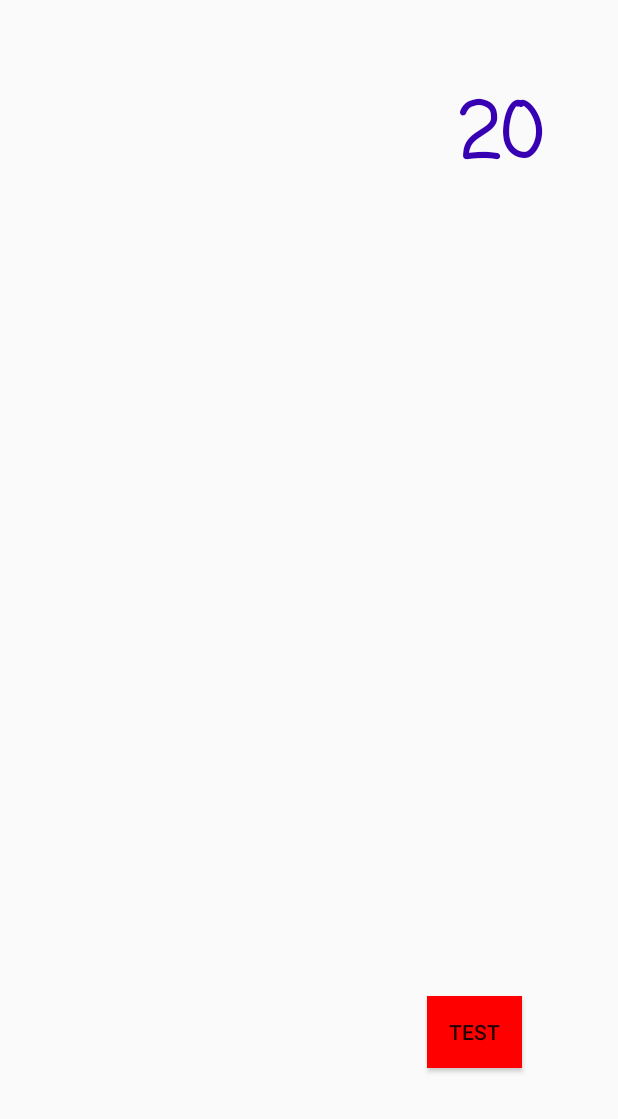
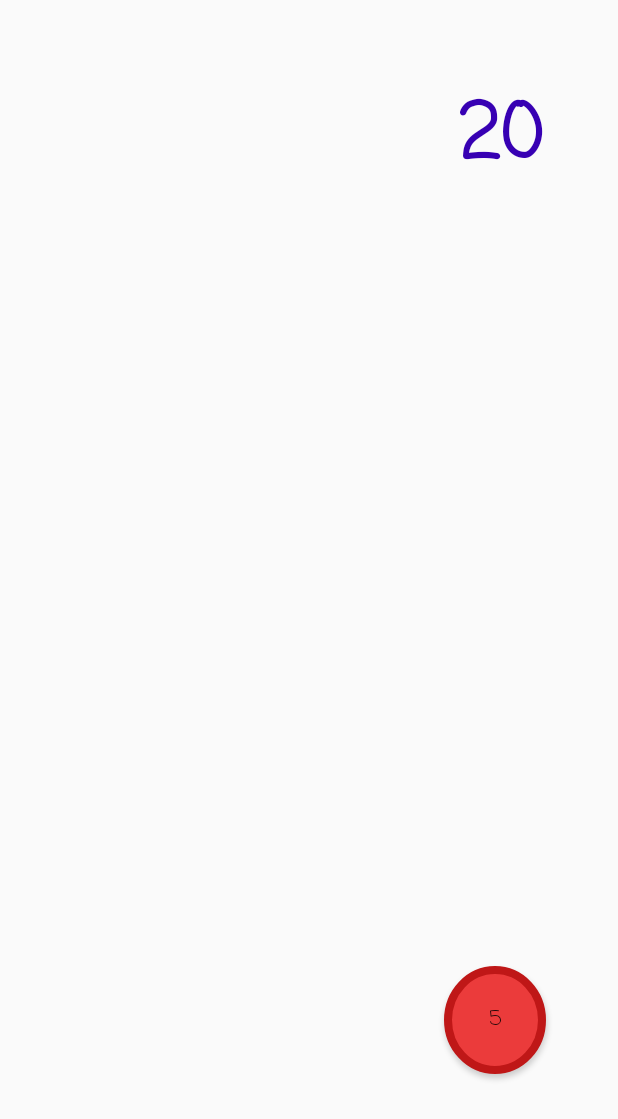
Before and after one commit to SamKouteili/Pictionary-Sabotage, an Android app: the SaboteurActivity screen opened directly, with no data from a screen before it, on a phone screen of 412 x 824 dp. Shown: the top 1119 px of the screen. Run offline under Robolectric (Android 15) with nearby library versions, the light colour scheme and no system bars; our stand-ins replace Firebase (no records; nobody signed in at launch, a user with empty details on screens opened directly).

Commit message:
saboteur functional

```diff
--- a/app/src/main/java/ync/ysc3232/pictionary_sabotage/DrawerView.java
+++ b/app/src/main/java/ync/ysc3232/pictionary_sabotage/DrawerView.java
@@ -32,7 +32,7 @@ public class DrawerView extends View {
         brush_size = 8f;
         draw_path = new Path();
         brush = new Paint();
-        brush.setColor(paint_color);
+        brush.setColor(Color.GREEN);
         brush.setAntiAlias(true);
         brush.setStrokeWidth(brush_size);
         brush.setStyle(Paint.Style.STROKE);
--- a/app/src/main/java/ync/ysc3232/pictionary_sabotage/SaboteurActivity.java
+++ b/app/src/main/java/ync/ysc3232/pictionary_sabotage/SaboteurActivity.java
@@ -26,10 +26,10 @@ public class SaboteurActivity extends AppCompatActivity {
 
     private CountDownTimer sabotageTimer;
     private CountDownTimer waitTimer;
-    private long waitTime = 10000;
-    private long sabotageTime = 3000;
-    private EditText countdownToSabotage;
-    private EditText countdownToWait;
+    private final long waitTime = 5000;
+    private final long sabotageTime = 3000;
+    private boolean can_sabotage;
+    private final String go = "GO!";
 
 
 
@@ -40,19 +40,20 @@ public class SaboteurActivity extends AppCompatActivity {
 
         saboteur_view = (DrawerView) findViewById(R.id.saboteur_view);
         countdownText = findViewById(R.id.countDown_draw);
-
+        can_sabotage = false;
         saboteur_button = (Button) findViewById(R.id.sabotage_button);
 
-        saboteur_button.setBackgroundColor(Color.RED);
+        saboteur_button.setOnClickListener(view -> {
 
-//        String w = "10";
-//        saboteur_button.setText(w);
-//        saboteur_button.setOnClickListener(view -> {
-//
-//        });
+            if (can_sabotage){
+                saboteur_view.setCanDraw(true);
+                sabotageTimer();
+            }
+
+        });
 
         startTimer();
-//        waitTimer();
+        waitTimer();
 
     }
 
@@ -60,24 +61,20 @@ public class SaboteurActivity extends AppCompatActivity {
         waitTimer = new CountDownTimer(waitTime, 1000) {
             @Override
             public void onTick(long l) {
-                waitTime = l;
-                int seconds = (int) (waitTime + 1000) / 1000;
+                int seconds = (int) (l + 1000) / 1000;
 
                 //Update text
                 String updatedCountDown;
                 updatedCountDown = "" + seconds;
-                countdownToSabotage.setText(updatedCountDown);
                 saboteur_button.setText(updatedCountDown);
 
             }
 
             @Override
             public void onFinish() {
-
-                saboteur_view.setCanDraw(true);
-                saboteur_button.setBackgroundColor(Color.GREEN);
-                // TODO: Potentially make this reactive to first touch
-                sabotageTimer();
+                can_sabotage = true;
+                saboteur_button.setBackgroundResource(R.drawable.green_button);
+                saboteur_button.setText(go);
             }
         }.start();
     }
@@ -86,20 +83,20 @@ public class SaboteurActivity extends AppCompatActivity {
         sabotageTimer = new CountDownTimer(sabotageTime, 1000) {
             @Override
             public void onTick(long l) {
-                sabotageTime = l;
-                int seconds = (int) (sabotageTime + 1000) / 1000;
+                int seconds = (int) (l + 1000) / 1000;
 
                 //Update text
                 String updatedCountDown;
                 updatedCountDown = "" + seconds;
-                countdownToWait.setText(updatedCountDown);
+                saboteur_button.setText(updatedCountDown);
 
             }
 
             @Override
             public void onFinish() {
                 saboteur_view.setCanDraw(false);
-                saboteur_button.setBackgroundColor(Color.RED);
+                can_sabotage = false;
+                saboteur_button.setBackgroundResource(R.drawable.red_button);
                 // call waitTimer() when sabotageTimer finishes
                 waitTimer();
             }
@@ -108,7 +105,7 @@ public class SaboteurActivity extends AppCompatActivity {
 
 
     public void startTimer() {
-        countDownTimer = new CountDownTimer(timeLeftToDraw, 1000) {
+        new CountDownTimer(timeLeftToDraw, 1000) {
             @Override
             public void onTick(long l) {
                 timeLeftToDraw = l;
@@ -123,9 +120,12 @@ public class SaboteurActivity extends AppCompatActivity {
 
             @Override
             public void onFinish() {
+                waitTimer.cancel();
+                sabotageTimer.cancel();
+
                 Intent intent = new Intent(SaboteurActivity.this, RandomWordGenerator.class);
                 startActivity(intent);
-                // TODO: Update Scores accordingly
+
             }
         }.start();
     }
--- /dev/null
+++ b/app/src/main/res/drawable/green_button.xml
@@ -0,0 +1,10 @@
+<?xml version="1.0" encoding="utf-8"?>
+<selector xmlns:android="http://schemas.android.com/apk/res/android">
+    <item>
+        <shape android:shape="oval">
+            <stroke android:color="#078c1f" android:width="5dp" />
+            <solid android:color="#0da128"/>
+            <size android:width="150dp" android:height="150dp"/>
+        </shape>
+    </item>
+</selector>
--- /dev/null
+++ b/app/src/main/res/drawable/red_button.xml
@@ -0,0 +1,10 @@
+<?xml version="1.0" encoding="utf-8"?>
+<selector xmlns:android="http://schemas.android.com/apk/res/android">
+    <item>
+        <shape android:shape="oval">
+            <stroke android:color="#bf1717" android:width="5dp" />
+            <solid android:color="#Eb3b3b"/>
+            <size android:width="150dp" android:height="150dp"/>
+        </shape>
+    </item>
+</selector>
--- a/app/src/main/res/layout/activity_saboteur.xml
+++ b/app/src/main/res/layout/activity_saboteur.xml
@@ -10,7 +10,8 @@
     <ync.ysc3232.pictionary_sabotage.DrawerView
         android:id="@+id/saboteur_view"
         android:layout_width="match_parent"
-        android:layout_height="match_parent" />
+        android:layout_height="match_parent"
+        app:layout_constraintEnd_toEndOf="parent" />
 
     <TextView
         android:id="@+id/countDown_draw"
@@ -33,15 +34,14 @@
 
     <Button
         android:id="@+id/sabotage_button"
-        android:layout_width="63dp"
-        android:layout_height="wrap_content"
+        android:layout_width="68dp"
+        android:layout_height="72dp"
         android:layout_alignParentEnd="true"
         android:layout_alignParentBottom="true"
-        android:layout_marginEnd="64dp"
-        android:layout_marginBottom="112dp"
-        android:background="#673AB7"
-        android:shape="oval"
-        android:text="test"
+        android:layout_marginEnd="48dp"
+        android:layout_marginBottom="108dp"
+        android:background="@drawable/red_button"
+        android:fontFamily="casual"
         android:visibility="visible"
         app:layout_constraintBottom_toBottomOf="parent"
         app:layout_constraintEnd_toEndOf="parent" />
```
Also changed, not shown: app/src/main/java/ync/ysc3232/pictionary_sabotage/RandomWordGenerator.java (+12 -0 lines).
